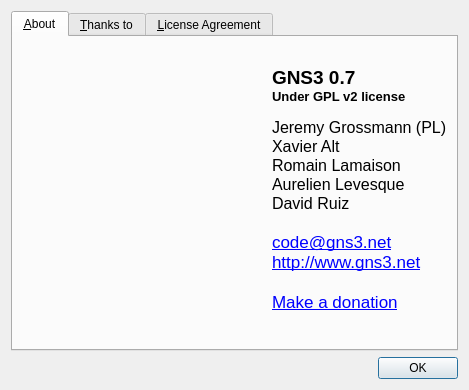
First picture: the form in src/GNS3/Ui/Form_About.ui, repository GNS3/gns3-legacy, before the edit.
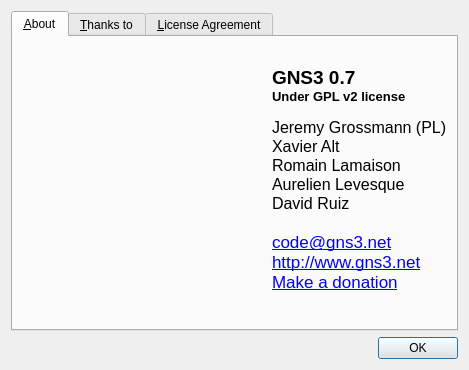
Second picture: the form after the edit. Icons and pictures are not drawn.

Patch:
```diff
--- a/src/GNS3/Ui/Form_About.ui
+++ b/src/GNS3/Ui/Form_About.ui
@@ -82,7 +82,6 @@
 &lt;p style=&quot;-qt-paragraph-type:empty; margin-top:0px; margin-bottom:0px; margin-left:0px; margin-right:0px; -qt-block-indent:0; text-indent:0px; font-family:'Sans Serif'; font-size:12pt;&quot;&gt;&lt;/p&gt;
 &lt;p style=&quot; margin-top:0px; margin-bottom:0px; margin-left:0px; margin-right:0px; -qt-block-indent:0; text-indent:0px;&quot;&gt;&lt;a href=&quot;mailto:code@gns3.net&quot;&gt;&lt;span style=&quot; text-decoration: underline; color:#0000ff;&quot;&gt;code@gns3.net&lt;/span&gt;&lt;/a&gt;&lt;/p&gt;
 &lt;p style=&quot; margin-top:0px; margin-bottom:0px; margin-left:0px; margin-right:0px; -qt-block-indent:0; text-indent:0px;&quot;&gt;&lt;a href=&quot;http://www.gns3.net&quot;&gt;&lt;span style=&quot; text-decoration: underline; color:#0000ff;&quot;&gt;http://www.gns3.net&lt;/span&gt;&lt;/a&gt;&lt;/p&gt;
-&lt;p style=&quot;-qt-paragraph-type:empty; margin-top:0px; margin-bottom:0px; margin-left:0px; margin-right:0px; -qt-block-indent:0; text-indent:0px; text-decoration: underline; color:#0000ff;&quot;&gt;&lt;/p&gt;
 &lt;p style=&quot; margin-top:0px; margin-bottom:0px; margin-left:0px; margin-right:0px; -qt-block-indent:0; text-indent:0px;&quot;&gt;&lt;a href=&quot;http://sourceforge.net/donate/index.php?group_id=198152&quot;&gt;&lt;span style=&quot; text-decoration: underline; color:#0000ff;&quot;&gt;Make a donation&lt;/span&gt;&lt;/a&gt;&lt;/p&gt;&lt;/body&gt;&lt;/html&gt;</string>
          </property>
         </widget>
```
Left out of the diff: 3 changed lines with no effect on the pictures.
